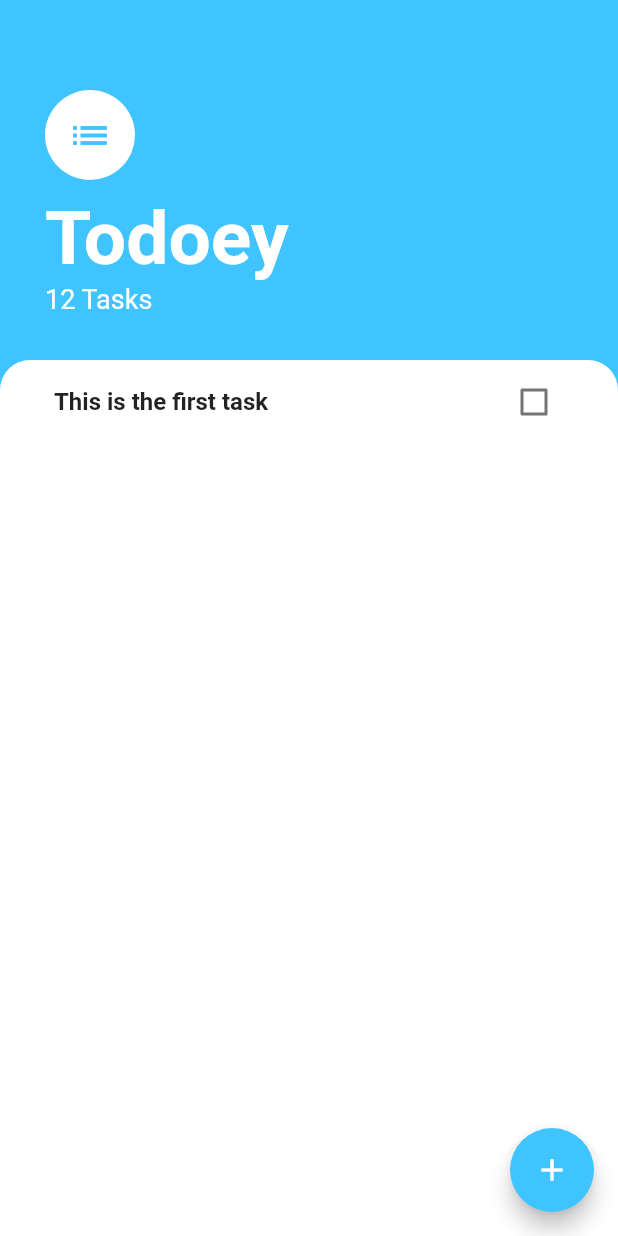
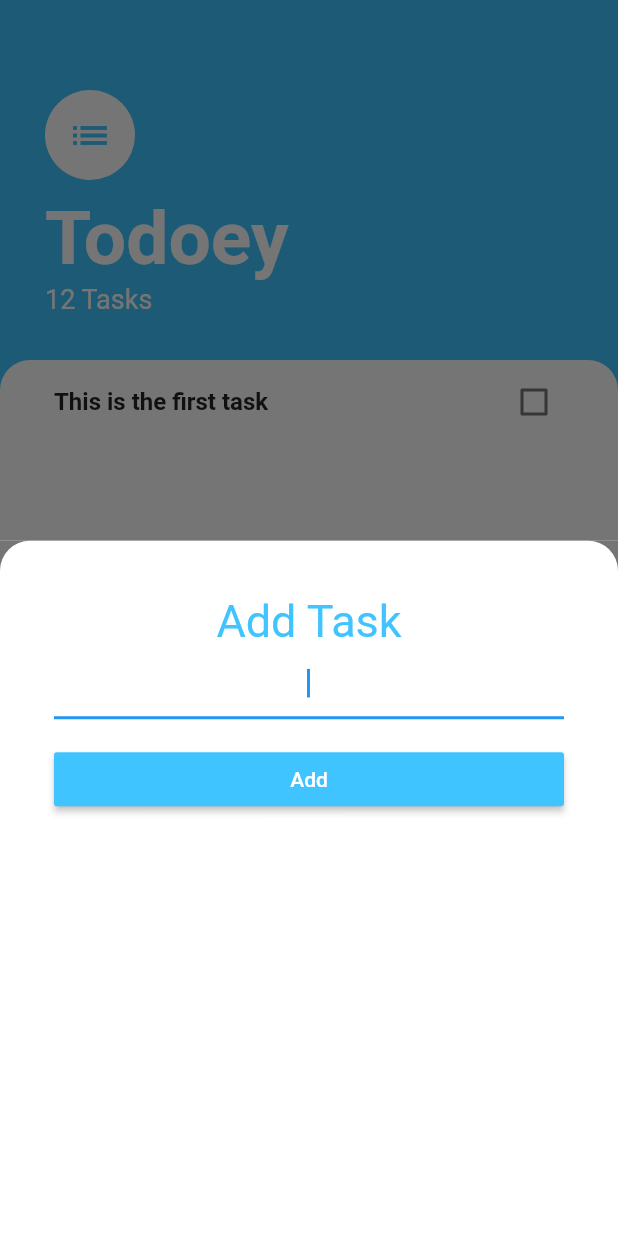
Before and after one commit to TjandraD/todoey, a Flutter app: the screen it shows after launch, after a tap on the "add" icon, on a phone screen of 412 x 824 dp. Run offline on Flutter 3.47's test engine with Material 2 defaults, Android fonts, the phone set to English and light mode, and no system bars.

Commit message:
feat: Create AddTaskScreen for ModalBottomSheet

```diff
--- /dev/null
+++ b/lib/screens/add_task_screen.dart
@@ -0,0 +1,52 @@
+import 'package:flutter/material.dart';
+
+class AddTaskScreen extends StatelessWidget {
+  const AddTaskScreen({Key? key}) : super(key: key);
+
+  @override
+  Widget build(BuildContext context) {
+    return Container(
+      color: const Color(0xFF757575),
+      child: Container(
+        padding: const EdgeInsets.all(36.0),
+        decoration: const BoxDecoration(
+          color: Colors.white,
+          borderRadius: BorderRadius.only(
+            topLeft: Radius.circular(20.0),
+            topRight: Radius.circular(20.0),
+          ),
+        ),
+        child: Column(
+          crossAxisAlignment: CrossAxisAlignment.stretch,
+          children: [
+            const Text(
+              "Add Task",
+              textAlign: TextAlign.center,
+              style: TextStyle(
+                color: Colors.lightBlueAccent,
+                fontSize: 30.0,
+              ),
+            ),
+            const TextField(
+              autofocus: true,
+              textAlign: TextAlign.center,
+            ),
+            const SizedBox(
+              height: 16.0,
+            ),
+            MaterialButton(
+              onPressed: () {
+                // TODO: Add task to the list
+              },
+              color: Colors.lightBlueAccent,
+              child: const Text(
+                "Add",
+                style: TextStyle(color: Colors.white),
+              ),
+            ),
+          ],
+        ),
+      ),
+    );
+  }
+}
--- a/lib/screens/tasks_screen.dart
+++ b/lib/screens/tasks_screen.dart
@@ -1,5 +1,6 @@
 import 'package:flutter/material.dart';
 import 'package:todoey/screens/widgets/tasks_list.dart';
+import 'add_task_screen.dart';
 
 class TasksScreen extends StatelessWidget {
   const TasksScreen({Key? key}) : super(key: key);
@@ -11,7 +12,12 @@ class TasksScreen extends StatelessWidget {
       floatingActionButton: FloatingActionButton(
         backgroundColor: Colors.lightBlueAccent,
         child: const Icon(Icons.add),
-        onPressed: () {},
+        onPressed: () {
+          showModalBottomSheet(
+            context: context,
+            builder: (context) => AddTaskScreen(),
+          );
+        },
       ),
       body: Column(
         crossAxisAlignment: CrossAxisAlignment.start,
```
Also changed, not shown: 1 other file.
